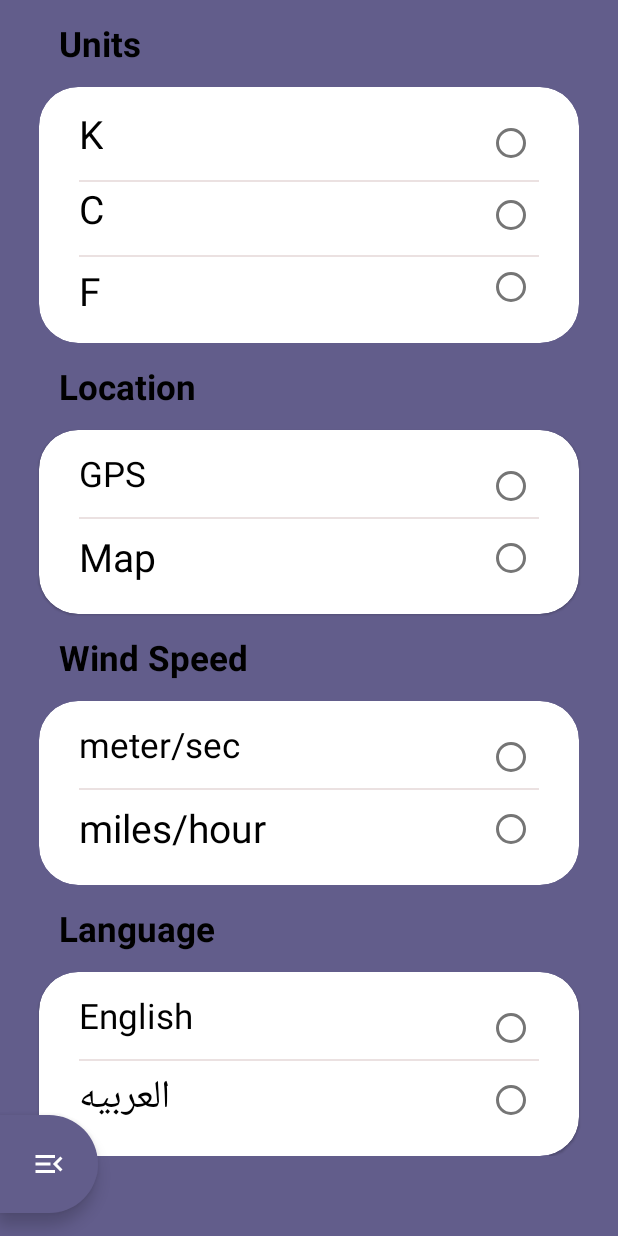
After one commit to Hanaa-Hany/Weather-App, an Android app: the fragment SettingsFragment placed in its activity, on a phone screen of 412 x 824 dp. The commit adds this screen. Run offline under Robolectric (Android 15) with nearby library versions, the phone set to English and light mode, and no system bars; our stand-ins replace sdp/ssp sizes; pictures from the network do not load.

Commit message:
Settings UI done

```diff
--- a/app/src/main/java/com/hanaahany/weatherapp/MainActivity.kt
+++ b/app/src/main/java/com/hanaahany/weatherapp/MainActivity.kt
@@ -8,6 +8,7 @@ import com.hanaahany.weatherapp.databinding.ActivityMainBinding
 import com.hanaahany.weatherapp.databinding.HourlyTempLayoutBinding
 import com.hanaahany.weatherapp.favourite.view.FavouriteFragment
 import com.hanaahany.weatherapp.home.view.HomeFragment
+import com.hanaahany.weatherapp.setting.view.SettingsFragment
 
 class MainActivity : AppCompatActivity() {
     private lateinit var binding: ActivityMainBinding
@@ -15,8 +16,7 @@ class MainActivity : AppCompatActivity() {
         super.onCreate(savedInstanceState)
         binding=ActivityMainBinding.inflate(layoutInflater)
         setContentView(binding.root)
-        supportFragmentManager.beginTransaction().replace(R.id.homeFragment,HomeFragment())
-            .commit()
+        changeFragment(HomeFragment())
         toggleFragment()
 
 
@@ -31,6 +31,7 @@ class MainActivity : AppCompatActivity() {
             changeFragment(FavouriteFragment())
         }
         binding.tvSettings.setOnClickListener{
+            changeFragment(SettingsFragment())
         }
         binding.tvAlert.setOnClickListener{
         }
--- /dev/null
+++ b/app/src/main/java/com/hanaahany/weatherapp/setting/view/SettingsFragment.kt
@@ -0,0 +1,22 @@
+package com.hanaahany.weatherapp.setting.view
+
+import android.os.Bundle
+import androidx.fragment.app.Fragment
+import android.view.LayoutInflater
+import android.view.View
+import android.view.ViewGroup
+import com.hanaahany.weatherapp.R
+
+
+class SettingsFragment : Fragment() {
+
+    override fun onCreateView(
+        inflater: LayoutInflater, container: ViewGroup?,
+        savedInstanceState: Bundle?
+    ): View? {
+        // Inflate the layout for this fragment
+        return inflater.inflate(R.layout.fragment_settings, container, false)
+    }
+
+
+}
--- /dev/null
+++ b/app/src/main/res/layout/fragment_settings.xml
@@ -0,0 +1,333 @@
+<?xml version="1.0" encoding="utf-8"?>
+<ScrollView
+    xmlns:android="http://schemas.android.com/apk/res/android"
+    xmlns:tools="http://schemas.android.com/tools"
+    android:layout_width="match_parent"
+    android:layout_height="match_parent"
+    xmlns:app="http://schemas.android.com/apk/res-auto"
+
+    tools:context=".setting.view.SettingsFragment">
+<LinearLayout
+    android:layout_width="match_parent"
+    android:layout_height="wrap_content"
+    android:orientation="vertical">
+    <TextView
+        android:layout_width="match_parent"
+        android:layout_height="wrap_content"
+        android:text="@string/units"
+        android:textStyle="bold"
+        android:textColor="@color/black"
+        android:layout_marginStart="@dimen/_30sdp"
+        android:textSize="@dimen/_18ssp"
+        android:layout_marginTop="@dimen/_10sdp"/>
+    <com.google.android.material.card.MaterialCardView
+        style="@style/card_style"
+        android:layout_width="match_parent"
+        android:layout_height="wrap_content">
+
+        <androidx.constraintlayout.widget.ConstraintLayout
+            android:layout_width="match_parent"
+            android:layout_height="match_parent"
+            android:layout_margin="@dimen/_10sdp">
+
+            <TextView
+                android:id="@+id/tv_kelvin_settings"
+                android:layout_width="wrap_content"
+                android:layout_height="wrap_content"
+                android:text="K"
+                android:textSize="@dimen/_20sdp"
+                android:textColor="@color/black"
+                app:layout_constraintStart_toStartOf="parent"
+                app:layout_constraintTop_toTopOf="parent"
+                android:layout_marginStart="@dimen/_10sdp"/>
+            <View
+                android:layout_width="match_parent"
+                android:layout_height="@dimen/_1sdp"
+                android:background="@color/gray"
+                app:layout_constraintStart_toStartOf="parent"
+                app:layout_constraintTop_toBottomOf="@id/tv_kelvin_settings"
+                android:layout_margin="@dimen/_10sdp"
+                android:id="@+id/view1"/>
+            <TextView
+                android:id="@+id/tv_celisous_settings"
+                android:layout_width="wrap_content"
+                android:layout_height="wrap_content"
+                android:text="C"
+                android:textSize="@dimen/_20sdp"
+                android:textColor="@color/black"
+                app:layout_constraintStart_toStartOf="parent"
+                app:layout_constraintTop_toBottomOf="@id/view1"
+                android:layout_marginStart="@dimen/_10sdp"/>
+            <View
+                android:layout_width="match_parent"
+                android:layout_height="@dimen/_1sdp"
+                android:background="@color/gray"
+                app:layout_constraintStart_toStartOf="parent"
+                app:layout_constraintTop_toBottomOf="@id/tv_celisous_settings"
+                android:layout_margin="@dimen/_10sdp"
+                android:id="@+id/view2"/>
+
+            <TextView
+                android:id="@+id/tv_fehrnait_settings"
+                android:layout_width="wrap_content"
+                android:layout_height="wrap_content"
+                android:layout_marginStart="@dimen/_10sdp"
+                android:text="F"
+                android:textColor="@color/black"
+                android:textSize="@dimen/_20sdp"
+                app:layout_constraintBottom_toBottomOf="parent"
+                app:layout_constraintStart_toStartOf="parent"
+                app:layout_constraintTop_toBottomOf="@id/view2" />
+
+            <RadioGroup
+                android:layout_width="wrap_content"
+                android:layout_height="wrap_content"
+                app:layout_constraintEnd_toEndOf="parent"
+                app:layout_constraintTop_toTopOf="parent"
+                >
+                <RadioButton
+                    android:id="@+id/radio_kelvin"
+                    android:layout_width="wrap_content"
+                    android:layout_height="wrap_content"/>
+                <RadioButton
+                    android:id="@+id/radio_celisous"
+                    android:layout_width="wrap_content"
+                    android:layout_height="wrap_content"/>
+                <RadioButton
+                    android:id="@+id/radio_fehraniet"
+                    android:layout_width="wrap_content"
+                    android:layout_height="wrap_content"/>
+
+            </RadioGroup>
+
+
+
+
+
+
+        </androidx.constraintlayout.widget.ConstraintLayout>
+    </com.google.android.material.card.MaterialCardView>
+
+    <TextView
+        android:layout_width="match_parent"
+        android:layout_height="wrap_content"
+        android:text="@string/location"
+        android:textStyle="bold"
+        android:textColor="@color/black"
+        android:layout_marginStart="@dimen/_30sdp"
+        android:textSize="@dimen/_18ssp"
+        android:layout_marginTop="@dimen/_10sdp"/>
+    <com.google.android.material.card.MaterialCardView
+        style="@style/card_style"
+        android:layout_width="match_parent"
+        android:layout_height="wrap_content">
+
+        <androidx.constraintlayout.widget.ConstraintLayout
+            android:layout_width="match_parent"
+            android:layout_height="match_parent"
+            android:layout_margin="@dimen/_10sdp">
+
+            <TextView
+                android:id="@+id/tv_gps_settings"
+                android:layout_width="wrap_content"
+                android:layout_height="wrap_content"
+                android:text="GPS"
+                android:textSize="@dimen/_18sdp"
+                android:textColor="@color/black"
+                app:layout_constraintStart_toStartOf="parent"
+                app:layout_constraintTop_toTopOf="parent"
+                android:layout_marginStart="@dimen/_10sdp"/>
+            <View
+                android:layout_width="match_parent"
+                android:layout_height="@dimen/_1sdp"
+                android:background="@color/gray"
+                app:layout_constraintStart_toStartOf="parent"
+                app:layout_constraintTop_toBottomOf="@id/tv_gps_settings"
+                android:layout_margin="@dimen/_10sdp"
+                android:id="@+id/view4"/>
+
+            <TextView
+                android:id="@+id/tv_Map_settings"
+                android:layout_width="wrap_content"
+                android:layout_height="wrap_content"
+                android:layout_marginStart="@dimen/_10sdp"
+                android:text="Map"
+                android:textColor="@color/black"
+                android:textSize="@dimen/_20sdp"
+                app:layout_constraintBottom_toBottomOf="parent"
+                app:layout_constraintStart_toStartOf="parent"
+                app:layout_constraintTop_toBottomOf="@id/view4" />
+
+
+
+            <RadioGroup
+                android:layout_width="wrap_content"
+                android:layout_height="wrap_content"
+                app:layout_constraintEnd_toEndOf="parent"
+                app:layout_constraintTop_toTopOf="parent"
+                >
+                <RadioButton
+                    android:id="@+id/radio_gps"
+                    android:layout_width="wrap_content"
+                    android:layout_height="wrap_content"/>
+                <RadioButton
+                    android:id="@+id/radio_map"
+                    android:layout_width="wrap_content"
+                    android:layout_height="wrap_content"/>
+
+
+            </RadioGroup>
+        </androidx.constraintlayout.widget.ConstraintLayout>
+    </com.google.android.material.card.MaterialCardView>
+    <TextView
+        android:layout_width="match_parent"
+        android:layout_height="wrap_content"
+        android:text="@string/wind_speed"
+        android:textStyle="bold"
+        android:textColor="@color/black"
+        android:layout_marginStart="@dimen/_30sdp"
+        android:textSize="@dimen/_18ssp"
+        android:layout_marginTop="@dimen/_10sdp"/>
+    <com.google.android.material.card.MaterialCardView
+        style="@style/card_style"
+        android:layout_width="match_parent"
+        android:layout_height="wrap_content">
+
+        <androidx.constraintlayout.widget.ConstraintLayout
+            android:layout_width="match_parent"
+            android:layout_height="match_parent"
+            android:layout_margin="@dimen/_10sdp">
+
+            <TextView
+                android:id="@+id/tv_meter_settings"
+                android:layout_width="wrap_content"
+                android:layout_height="wrap_content"
+                android:text="meter/sec"
+                android:textSize="@dimen/_18sdp"
+                android:textColor="@color/black"
+                app:layout_constraintStart_toStartOf="parent"
+                app:layout_constraintTop_toTopOf="parent"
+                android:layout_marginStart="@dimen/_10sdp"/>
+            <View
+                android:layout_width="match_parent"
+                android:layout_height="@dimen/_1sdp"
+                android:background="@color/gray"
+                app:layout_constraintStart_toStartOf="parent"
+                app:layout_constraintTop_toBottomOf="@id/tv_meter_settings"
+                android:layout_margin="@dimen/_10sdp"
+                android:id="@+id/view7"/>
+
+            <TextView
+                android:id="@+id/tv_mile_settings"
+                android:layout_width="wrap_content"
+                android:layout_height="wrap_content"
+                android:layout_marginStart="@dimen/_10sdp"
+                android:text="miles/hour"
+                android:textColor="@color/black"
+                android:textSize="@dimen/_20sdp"
+                app:layout_constraintBottom_toBottomOf="parent"
+                app:layout_constraintStart_toStartOf="parent"
+                app:layout_constraintTop_toBottomOf="@id/view7" />
+
+
+
+            <RadioGroup
+                android:layout_width="wrap_content"
+                android:layout_height="wrap_content"
+                app:layout_constraintEnd_toEndOf="parent"
+                app:layout_constraintTop_toTopOf="parent"
+                >
+                <RadioButton
+                    android:id="@+id/radio_meter"
+                    android:layout_width="wrap_content"
+                    android:layout_height="wrap_content"/>
+                <RadioButton
+                    android:id="@+id/radio_miles"
+                    android:layout_width="wrap_content"
+                    android:layout_height="wrap_content"/>
+
+
+            </RadioGroup>
+        </androidx.constraintlayout.widget.ConstraintLayout>
+    </com.google.android.material.card.MaterialCardView>
+
+
+
+    <TextView
+        android:layout_width="match_parent"
+        android:layout_height="wrap_content"
+        android:text="@string/language"
+        android:textStyle="bold"
+        android:textColor="@color/black"
+        android:layout_marginStart="@dimen/_30sdp"
+        android:textSize="@dimen/_18ssp"
+        android:layout_marginTop="@dimen/_10sdp"/>
+    <com.google.android.material.card.MaterialCardView
+        style="@style/card_style"
+        android:layout_width="match_parent"
+        android:layout_height="wrap_content"
+        >
+
+        <androidx.constraintlayout.widget.ConstraintLayout
+            android:layout_width="match_parent"
+            android:layout_height="match_parent"
+            android:layout_margin="@dimen/_10sdp"
+            >
+
+            <TextView
+                android:id="@+id/tv_english_settings"
+                android:layout_width="wrap_content"
+                android:layout_height="wrap_content"
+                android:text="English"
+                android:textSize="@dimen/_18sdp"
+                android:textColor="@color/black"
+                app:layout_constraintStart_toStartOf="parent"
+                app:layout_constraintTop_toTopOf="parent"
+                android:layout_marginStart="@dimen/_10sdp"/>
+            <View
+                android:layout_width="match_parent"
+                android:layout_height="@dimen/_1sdp"
+                android:background="@color/gray"
+                app:layout_constraintStart_toStartOf="parent"
+                app:layout_constraintTop_toBottomOf="@id/tv_english_settings"
+                android:layout_margin="@dimen/_10sdp"
+                android:id="@+id/view6"/>
+
+            <TextView
+                android:id="@+id/tv_arabic_settings"
+                android:layout_width="wrap_content"
+                android:layout_height="wrap_content"
+                android:layout_marginStart="@dimen/_10sdp"
+                android:text="العربيه"
+                android:textColor="@color/black"
+                android:textSize="@dimen/_20sdp"
+                app:layout_constraintBottom_toBottomOf="parent"
+                app:layout_constraintStart_toStartOf="parent"
+                app:layout_constraintTop_toBottomOf="@id/view6" />
+
+
+
+            <RadioGroup
+                android:layout_width="wrap_content"
+                android:layout_height="wrap_content"
+                app:layout_constraintEnd_toEndOf="parent"
+                app:layout_constraintTop_toTopOf="parent"
+                >
+                <RadioButton
+                    android:id="@+id/radio_english"
+                    android:layout_width="wrap_content"
+                    android:layout_height="wrap_content"/>
+                <RadioButton
+                    android:id="@+id/radio_arabic"
+                    android:layout_width="wrap_content"
+                    android:layout_height="wrap_content"/>
+
+
+            </RadioGroup>
+        </androidx.constraintlayout.widget.ConstraintLayout>
+    </com.google.android.material.card.MaterialCardView>
+
+
+
+</LinearLayout>
+</ScrollView>
--- a/app/src/main/res/values/strings.xml
+++ b/app/src/main/res/values/strings.xml
@@ -10,4 +10,8 @@
     <string name="favourite">Favourite</string>
     <string name="settings">Settings</string>
     <string name="alert">Alert</string>
+    <string name="language">Language</string>
+    <string name="location">Location</string>
+    <string name="units">Units</string>
+    <string name="wind_speed">Wind Speed</string>
 </resources>
--- a/app/src/main/res/values/themes.xml
+++ b/app/src/main/res/values/themes.xml
@@ -1,6 +1,6 @@
 <resources xmlns:tools="http://schemas.android.com/tools">
     <!-- Base application theme. -->
-    <style name="Theme.WeatherApp" parent="Theme.MaterialComponents.DayNight.DarkActionBar">
+    <style name="Theme.WeatherApp" parent="Theme.MaterialComponents.DayNight.NoActionBar">
         <!-- Primary brand color. -->
         <item name="colorPrimary">@color/purple_500</item>
         <item name="colorPrimaryVariant">@color/purple_700</item>
@@ -21,4 +21,14 @@
 
     </style>
 
+    <style name="card_style">
+        <item name="android:layout_marginStart">@dimen/_20sdp</item>
+        <item name="android:layout_marginEnd">@dimen/_20sdp</item>
+        <item name="android:layout_marginTop">@dimen/_10sdp</item>
+        <item name="android:elevation">@dimen/_10sdp</item>
+        <item name="cardCornerRadius">@dimen/_20sdp</item>
+        <item name="android:layout_gravity">center</item>
+
+    </style>
+
 </resources>
```
